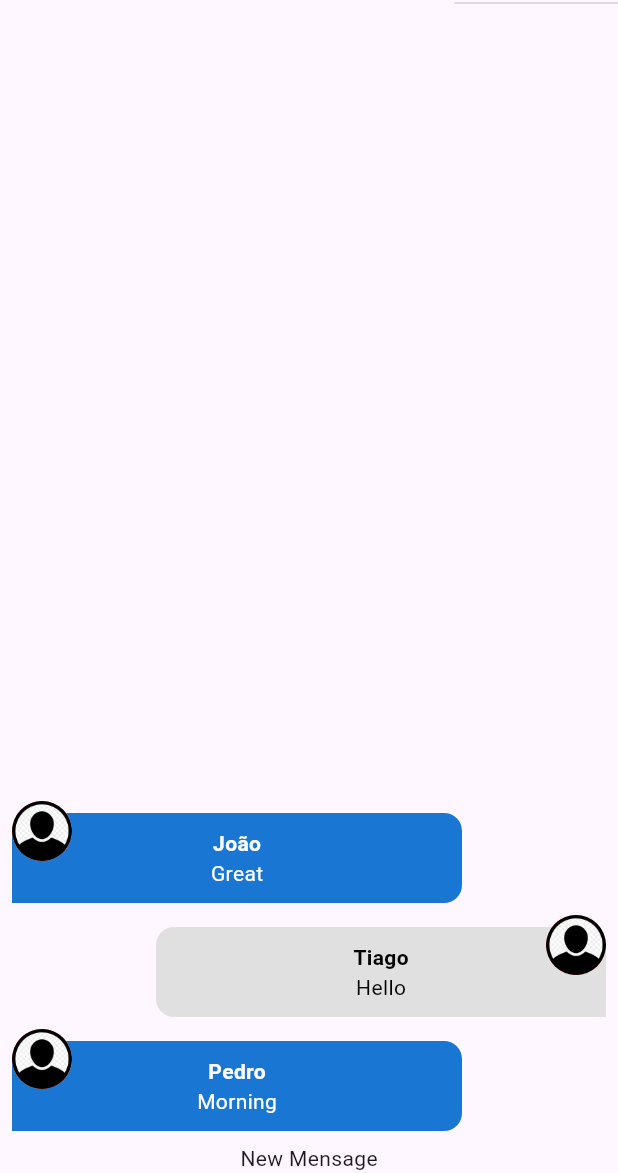
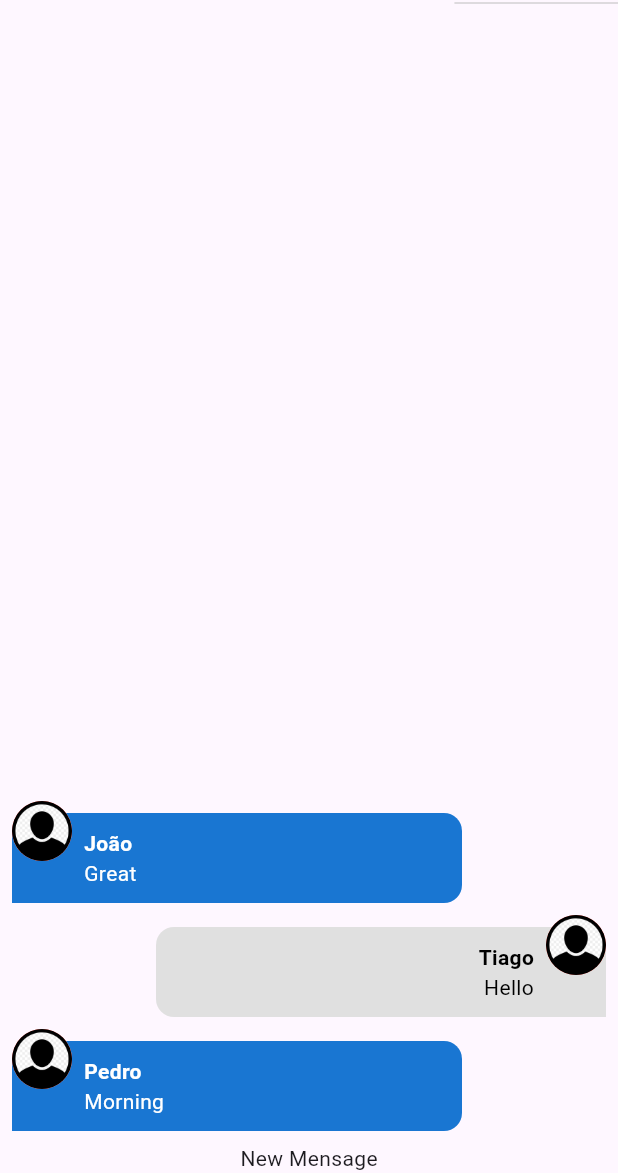
Before and after one commit to f3lipems/chat, a Flutter app: the screen it shows after launch, on a phone screen of 412 x 824 dp, the part 63-1236 px from its top. Run offline on Flutter 3.47's test engine with Material 3 defaults, Android fonts, the phone set to English and light mode, and no system bars; our stand-ins replace image_picker; accounts and stored records are empty.

Commit message:
fix alignment on message bubble

```diff
--- a/lib/components/message_bubble.dart
+++ b/lib/components/message_bubble.dart
@@ -54,12 +54,19 @@ class MessageBubble extends StatelessWidget {
               padding: EdgeInsets.symmetric(vertical: 10, horizontal: 16),
               margin: EdgeInsets.symmetric(vertical: 8, horizontal: 8),
               child: Column(
+                crossAxisAlignment: belongToCurrentUser ? CrossAxisAlignment.end : CrossAxisAlignment.start,
                 children: [
-                  Text(
-                    message.userName,
-                    style: TextStyle(fontWeight: FontWeight.bold, color: belongToCurrentUser ? Colors.black : Colors.white),
+                  Padding(
+                    padding: EdgeInsets.symmetric(vertical: 0, horizontal: 32),
+                    child: Text(
+                      message.userName,
+                      style: TextStyle(fontWeight: FontWeight.bold, color: belongToCurrentUser ? Colors.black : Colors.white),
+                    ),
                   ),
-                  Text(message.text, style: TextStyle(color: belongToCurrentUser ? Colors.black : Colors.white)),
+                  Padding(
+                    padding: const EdgeInsets.symmetric(vertical: 0, horizontal: 32),
+                    child: Text(message.text, style: TextStyle(color: belongToCurrentUser ? Colors.black : Colors.white)),
+                  ),
                 ],
               ),
             ),
```
